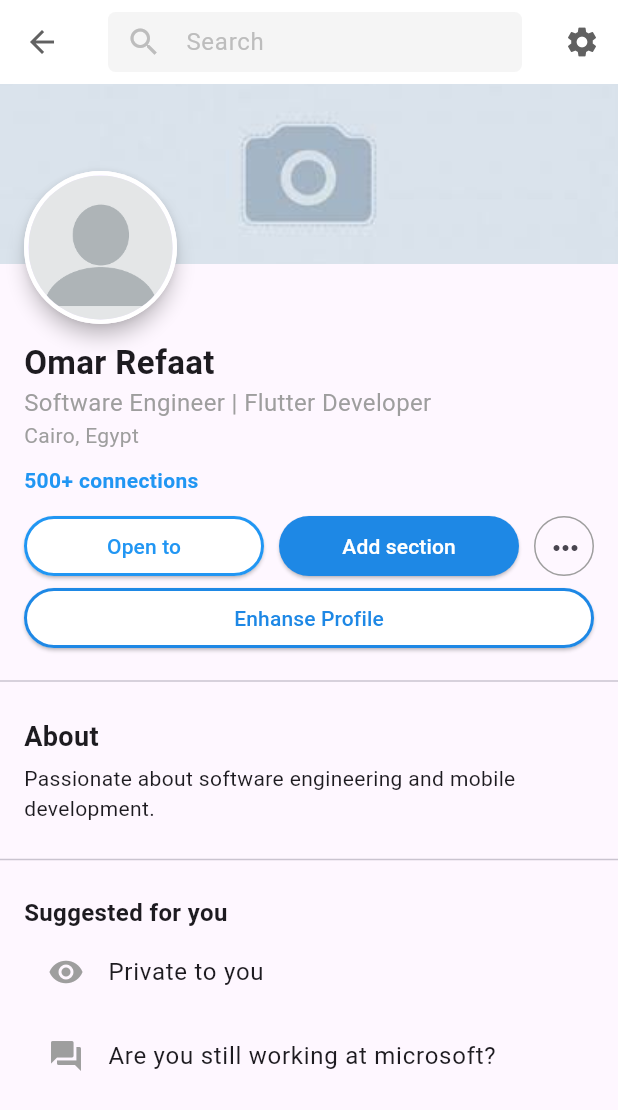
After one commit to ClinkedIn/Cross-Platform, a Flutter app: the ProfilePage screen opened directly, after a tap on "Open to", on a phone screen of 412 x 824 dp. The commit adds this screen. Shown: the top 1110 px of the screen. Run offline on Flutter 3.47's test engine with Material 3 defaults, Android fonts, the phone set to English and light mode, and no system bars; our stand-ins replace flutter_riverpod.

Commit message:
user profile interface

```diff
--- /dev/null
+++ b/lockedin/lib/core/widgets/upper_navbar.dart
@@ -0,0 +1,43 @@
+import 'package:flutter/material.dart';
+
+class UpperNavbar extends StatelessWidget implements PreferredSizeWidget {
+  const UpperNavbar({super.key});
+
+  @override
+  Widget build(BuildContext context) {
+    return AppBar(
+      backgroundColor: Colors.white,
+      leading: IconButton(
+        icon: Icon(Icons.arrow_back, color: Colors.grey[700]),
+        onPressed: () {},
+      ),
+      title: Container(
+        height: 40,
+        decoration: BoxDecoration(
+          color: Colors.grey[100],
+          borderRadius: BorderRadius.circular(5),
+        ),
+        child: TextField(
+          decoration: InputDecoration(
+            fillColor: Colors.grey[200],
+            hintText: "Search",
+            hintStyle: TextStyle(color: Colors.grey[400]),
+            prefixIcon: Icon(Icons.search, color: Colors.grey[400]),
+            border: InputBorder.none,
+            contentPadding: EdgeInsets.symmetric(vertical: 10.0),
+          ),
+          style: TextStyle(color: Colors.grey[400]),
+        ),
+      ),
+      actions: [
+        IconButton(
+          icon: Icon(Icons.settings, color: Colors.grey[700]),
+          onPressed: () {},
+        ),
+      ],
+    );
+  }
+
+  @override
+  Size get preferredSize => Size.fromHeight(kToolbarHeight);
+}
--- /dev/null
+++ b/lockedin/lib/data/models/user_model.dart
@@ -0,0 +1,40 @@
+class UserModel {
+  final String id;
+  final String name;
+  final String profilePicture;
+  final String headline;
+  final String location;
+  final int connections;
+  final int followers;
+  final List<String> experience;
+  final String about;
+  final String coverPicture;
+
+  UserModel({
+    required this.id,
+    required this.name,
+    required this.profilePicture,
+    required this.headline,
+    required this.location,
+    required this.connections,
+    required this.followers,
+    required this.experience,
+    required this.about,
+    required this.coverPicture,
+  });
+
+  factory UserModel.fromJson(Map<String, dynamic> json) {
+    return UserModel(
+      id: json['id'],
+      name: json['name'],
+      profilePicture: json['profilePicture'],
+      headline: json['headline'],
+      location: json['location'],
+      connections: json['connections'],
+      followers: json['followers'],
+      experience: List<String>.from(json['experience']),
+      about: json['about'],
+      coverPicture: json['coverPicture'],
+    );
+  }
+}
--- /dev/null
+++ b/lockedin/lib/data/repositories/profile/profile_api.dart
@@ -0,0 +1,11 @@
+import 'package:lockedin/data/models/user_model.dart';
+import 'package:lockedin/data/repositories/profile/profile_repository.dart';
+import 'dart:convert';
+
+class ProfileApi extends ProfileRepository {
+  @override
+  Future<UserModel> fetchUserProfile(String userId) {
+    // TODO: implement fetchUserProfile
+    throw UnimplementedError();
+  }
+}
--- /dev/null
+++ b/lockedin/lib/data/repositories/profile/profile_mock.dart
@@ -0,0 +1,20 @@
+import 'package:lockedin/data/models/user_model.dart';
+import 'package:lockedin/data/repositories/profile/profile_repository.dart';
+
+class ProfileMock extends ProfileRepository {
+  @override
+  Future<UserModel> fetchUserProfile(String userId) async {
+    return UserModel(
+      id: userId,
+      name: "Omar Refaat",
+      profilePicture: "assets/images/download.png",
+      headline: "Software Engineer | Flutter Developer",
+      location: "Cairo, Egypt",
+      connections: 500,
+      followers: 1200,
+      experience: ["Software Engineer at Google", "Intern at Microsoft"],
+      about: "Passionate about software engineering and mobile development.",
+      coverPicture: "assets/images/download.jpeg",
+    );
+  }
+}
--- /dev/null
+++ b/lockedin/lib/data/repositories/profile/profile_repository.dart
@@ -0,0 +1,5 @@
+import 'package:lockedin/data/models/user_model.dart';
+
+abstract class ProfileRepository {
+  Future<UserModel> fetchUserProfile(String userId);
+}
--- a/lockedin/lib/main.dart
+++ b/lockedin/lib/main.dart
@@ -15,7 +15,7 @@ class MyApp extends StatelessWidget {
       debugShowCheckedModeBanner: false,
       title: 'LinkedIn Clone',
       theme: ThemeData(primarySwatch: Colors.blue),
-      home: MainPage(), // Start with Home Page
+      home: MainPage(),
     );
   }
 }
--- /dev/null
+++ b/lockedin/lib/presentation/pages/profile_page.dart
@@ -0,0 +1,162 @@
+import 'package:flutter/material.dart';
+import 'package:flutter_riverpod/flutter_riverpod.dart';
+import 'package:lockedin/core/widgets/upper_navbar.dart';
+import 'package:lockedin/presentation/shared/profile_buttons.dart';
+import 'package:lockedin/presentation/viewmodels/profile_viewmodel.dart';
+
+class ProfilePage extends ConsumerWidget {
+  @override
+  Widget build(BuildContext context, WidgetRef ref) {
+    final profileState = ref.watch(profileViewModelProvider);
+
+    return Scaffold(
+      appBar: UpperNavbar(),
+
+      body: profileState.when(
+        data:
+            (user) => SingleChildScrollView(
+              child: Column(
+                crossAxisAlignment: CrossAxisAlignment.start,
+                children: [
+                  // Cover Photo
+                  Stack(
+                    clipBehavior: Clip.none, // Allows avatar to overflow
+                    children: [
+                      Container(
+                        height: 120,
+                        width: double.infinity,
+                        decoration: BoxDecoration(
+                          image: DecorationImage(
+                            image: AssetImage(user.coverPicture),
+                            fit: BoxFit.cover,
+                          ),
+                        ),
+                      ),
+                      // Profile Picture (In Front)
+                      Positioned(
+                        bottom:
+                            -40, // Moves it downwards, overlapping the cover
+                        left: 16,
+                        child: Material(
+                          elevation:
+                              5, // Adds a shadow effect to lift it above the cover
+                          shape: CircleBorder(),
+                          child: Container(
+                            padding: EdgeInsets.all(
+                              3,
+                            ), // White border around avatar
+                            decoration: BoxDecoration(
+                              color:
+                                  Colors
+                                      .white, // White background to separate from cover
+                              shape: BoxShape.circle,
+                            ),
+                            child: CircleAvatar(
+                              radius: 48,
+                              backgroundImage: AssetImage(user.profilePicture),
+                            ),
+                          ),
+                        ),
+                      ),
+                    ],
+                  ),
+                  SizedBox(height: 50), // Space for profile image
+                  // User Info
+                  Padding(
+                    padding: const EdgeInsets.symmetric(horizontal: 16.0),
+                    child: Column(
+                      crossAxisAlignment: CrossAxisAlignment.start,
+                      children: [
+                        Text(
+                          user.name,
+                          style: TextStyle(
+                            fontSize: 22,
+                            fontWeight: FontWeight.bold,
+                          ),
+                        ),
+                        Text(
+                          user.headline,
+                          style: TextStyle(color: Colors.grey, fontSize: 16),
+                        ),
+                        Text(
+                          user.location,
+                          style: TextStyle(color: Colors.grey, fontSize: 14),
+                        ),
+                        SizedBox(height: 10),
+                        Text(
+                          "${user.connections}+ connections",
+                          style: TextStyle(
+                            color: Colors.blue,
+                            fontWeight: FontWeight.bold,
+                          ),
+                        ),
+                      ],
+                    ),
+                  ),
+                  SizedBox(height: 10),
+
+                  ProfileButtons(),
+                  SizedBox(height: 10),
+
+                  Divider(),
+
+                  // About Section
+                  Padding(
+                    padding: const EdgeInsets.all(16.0),
+                    child: Column(
+                      crossAxisAlignment: CrossAxisAlignment.start,
+                      children: [
+                        Text(
+                          "About",
+                          style: TextStyle(
+                            fontSize: 18,
+                            fontWeight: FontWeight.bold,
+                          ),
+                        ),
+                        SizedBox(height: 5),
+                        Text(user.about, style: TextStyle(fontSize: 14)),
+                      ],
+                    ),
+                  ),
+
+                  Divider(),
+
+                  // Suggested for You Section
+                  Padding(
+                    padding: const EdgeInsets.all(16.0),
+                    child: Column(
+                      crossAxisAlignment: CrossAxisAlignment.start,
+                      children: [
+                        Text(
+                          "Suggested for you",
+                          style: TextStyle(
+                            fontSize: 16,
+                            fontWeight: FontWeight.bold,
+                          ),
+                        ),
+                        ListTile(
+                          leading: Icon(
+                            Icons.remove_red_eye,
+                            color: Colors.grey,
+                          ),
+                          title: Text("Private to you"),
+                        ),
+                        ListTile(
+                          leading: Icon(
+                            Icons.question_answer,
+                            color: Colors.grey,
+                          ),
+                          title: Text("Are you still working at microsoft?"),
+                        ),
+                      ],
+                    ),
+                  ),
+                ],
+              ),
+            ),
+        loading: () => Center(child: CircularProgressIndicator()),
+        error: (error, _) => Center(child: Text("Error loading profile")),
+      ),
+    );
+  }
+}
--- /dev/null
+++ b/lockedin/lib/presentation/shared/profile_buttons.dart
@@ -0,0 +1,50 @@
+import 'package:flutter/material.dart';
+import 'package:lockedin/presentation/shared/styled_buttons.dart';
+
+class ProfileButtons extends StatelessWidget {
+  @override
+  Widget build(BuildContext context) {
+    return Padding(
+      padding: const EdgeInsets.symmetric(horizontal: 16.0),
+      child: Column(
+        children: [
+          Row(
+            mainAxisAlignment: MainAxisAlignment.spaceBetween,
+            children: [
+              Expanded(child: StyledButton(onPressed: () {}, text: "Open to")),
+              SizedBox(width: 10),
+              Expanded(
+                child: StyledButton(
+                  onPressed: () {},
+                  backgroundColor: Colors.blue[600]!,
+                  textColor: Colors.white,
+                  text: "Add section",
+                ),
+              ),
+              SizedBox(width: 10),
+
+              Container(
+                width: 40,
+                height: 40,
+                decoration: BoxDecoration(
+                  shape: BoxShape.circle,
+                  border: Border.all(color: Colors.grey),
+                ),
+                child: IconButton(
+                  icon: Icon(Icons.more_horiz),
+                  onPressed: () {},
+                ),
+              ),
+            ],
+          ),
+          StyledButton(
+            onPressed: () {},
+            text: "Enhanse Profile",
+            backgroundColor: Colors.white,
+            textColor: Colors.blue[600]!,
+          ),
+        ],
+      ),
+    );
+  }
+}
--- /dev/null
+++ b/lockedin/lib/presentation/shared/styled_buttons.dart
@@ -0,0 +1,38 @@
+import 'package:flutter/material.dart';
+
+class StyledButton extends StatelessWidget {
+  const StyledButton({
+    super.key,
+    required this.onPressed,
+    this.backgroundColor = Colors.white,
+    this.textColor = Colors.blue,
+    required this.text,
+    this.width = double.infinity,
+  });
+
+  final void Function() onPressed;
+  final Color backgroundColor;
+  final Color textColor;
+  final String text;
+  final double width;
+
+  @override
+  Widget build(BuildContext context) {
+    return ElevatedButton(
+      onPressed: () {},
+      style: ElevatedButton.styleFrom(
+        side:
+            backgroundColor == Colors.white
+                ? BorderSide(color: textColor, width: 2)
+                : BorderSide.none,
+        backgroundColor: backgroundColor,
+        shape: RoundedRectangleBorder(borderRadius: BorderRadius.circular(50)),
+      ),
+
+      child: SizedBox(
+        width: width,
+        child: Center(child: Text(text, style: TextStyle(color: textColor))),
+      ),
+    );
+  }
+}
--- /dev/null
+++ b/lockedin/lib/presentation/viewmodels/profile_viewmodel.dart
@@ -0,0 +1,27 @@
+import 'package:flutter_riverpod/flutter_riverpod.dart';
+import 'package:lockedin/data/models/user_model.dart';
+import 'package:lockedin/data/repositories/profile/profile_mock.dart';
+import 'package:lockedin/data/repositories/profile/profile_repository.dart';
+
+final profileViewModelProvider =
+    StateNotifierProvider<ProfileViewModel, AsyncValue<UserModel>>((ref) {
+      return ProfileViewModel(ProfileMock()); // Use ProfileMock() for testing
+    });
+
+class ProfileViewModel extends StateNotifier<AsyncValue<UserModel>> {
+  final ProfileRepository _repository;
+
+  ProfileViewModel(this._repository) : super(const AsyncValue.loading()) {
+    fetchProfile("123"); // Example User ID
+  }
+
+  Future<void> fetchProfile(String userId) async {
+    try {
+      state = const AsyncValue.loading();
+      final profile = await _repository.fetchUserProfile(userId);
+      state = AsyncValue.data(profile);
+    } catch (e) {
+      state = AsyncValue.error(e, StackTrace.current);
+    }
+  }
+}
```
Also changed, not shown: lockedin/pubspec.yaml (+4 -5 lines), lockedin/assets/images/download.jpeg (added), lockedin/assets/images/download.png (added).
